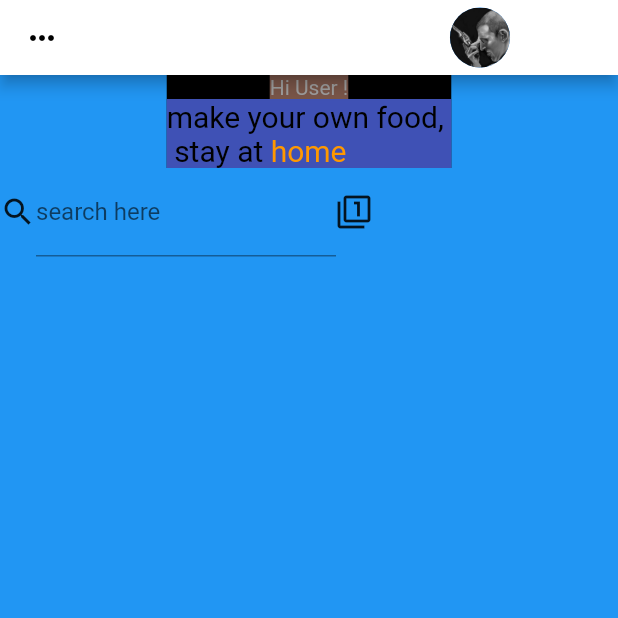
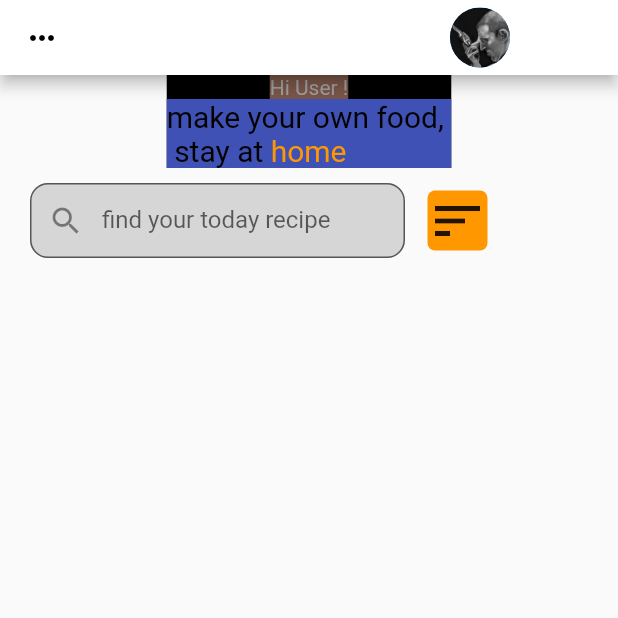
Before and after one commit to Enadir-Mekhlouf/Myrecipe, a Flutter app: the screen it shows after launch, on a phone screen of 412 x 824 dp, the top half of it. Run offline on Flutter 3.47's test engine with Material 2 defaults, Android fonts, the phone set to English and light mode, and no system bars.

Commit message:
searchbox

```diff
--- a/lib/main.dart
+++ b/lib/main.dart
@@ -16,7 +16,6 @@ class MyApp extends StatelessWidget {
           appBar: AppBar(
               toolbarHeight: 50.0,
               backgroundColor: Colors.white,
-              centerTitle: true,
               title: Row(
                 children: [
                   Icon(
@@ -37,8 +36,6 @@ class MyApp extends StatelessWidget {
                 ],
               )),
           body: SafeArea(
-            child: Container(
-              color: Colors.blue,
             child: Column(
               mainAxisAlignment: MainAxisAlignment.start,
               children: [
@@ -58,8 +55,8 @@ class MyApp extends StatelessWidget {
                           child: RichText(
                             text: TextSpan(
                               text: 'make your own food, \n stay at ',
-                                style: TextStyle(
-                                    color: Colors.black, fontSize: 20),
+                              style:
+                                  TextStyle(color: Colors.black, fontSize: 20),
                               children: [
                                 TextSpan(
                                   text: 'home',
@@ -72,31 +69,49 @@ class MyApp extends StatelessWidget {
                     ],
                   ),
                 ),
-                  Column(
+                Container(
+                    margin:
+                        EdgeInsets.symmetric(vertical: 10.0, horizontal: 20.0),
+                    child: Row(
                       children: [
-                      Row(
+                        Expanded(
+                          child: Row(
                             children: [
-                          Row(
-                            children: [
-                              Icon(Icons.search),
                               Container(
-                                width: 200,
-                                child: TextFormField(
-                                  decoration:
-                                      InputDecoration(labelText: 'search here'),
+                                width: 250,
+                                height: 50,
+                                child: TextField(
+                                  decoration: InputDecoration(
+                                    prefixIcon: Icon(Icons.search),
+                                    filled: true,
+                                    fillColor: Colors.grey[350],
+                                    labelText: 'find your today recipe',
+                                    border: new OutlineInputBorder(
+                                      borderRadius: const BorderRadius.all(
+                                        const Radius.circular(12.0),
+                                      ),
+                                    ),
+                                  ),
                                 ),
                               ),
                               Container(
-                                child: Icon(Icons.filter_1),
+                                margin: EdgeInsets.symmetric(horizontal: 15.0),
+                                decoration: BoxDecoration(
+                                    color: Colors.orange,
+                                    borderRadius: BorderRadius.all(
+                                        const Radius.circular(5.0))),
+                                child: Container(
+                                    child: Icon(
+                                  Icons.sort,
+                                  size: 40,
+                                )),
                               ),
                             ],
+                          ),
                         )
                       ],
-                      )
+                    ))
               ],
-                  )
-                ],
-              ),
             ),
           )),
     );
```
Lines whose indentation alone changed are shown as unchanged.
